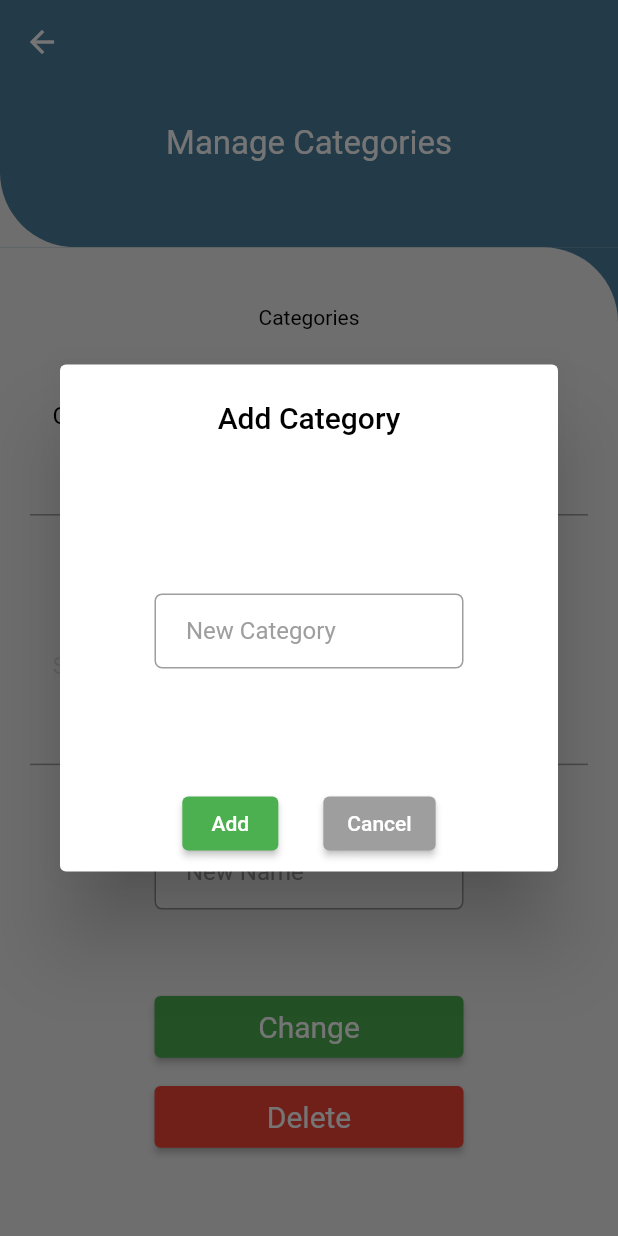
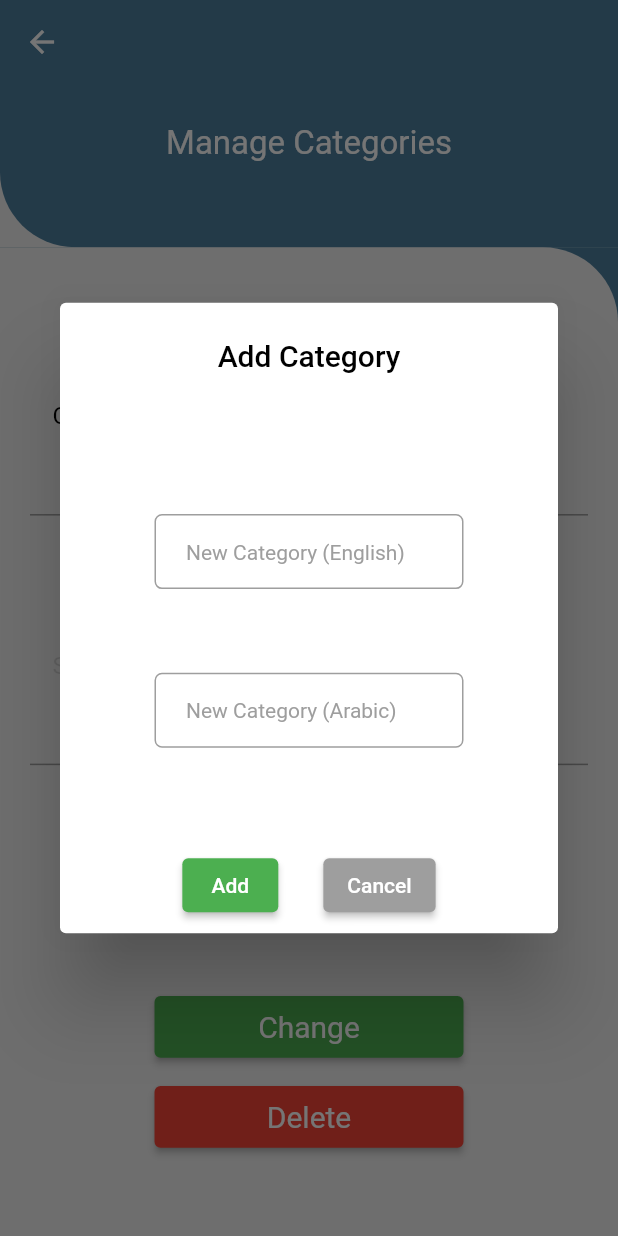
Before and after one commit to OdehMohamed/techno_store, a Flutter app: the manageCategory screen opened directly, after a tap on the "add circle" icon, on a phone screen of 412 x 824 dp. Run offline on Flutter 3.47's test engine with Material 2 defaults, Android fonts, the phone set to English and light mode, and no system bars; drawn by our look-alikes of auto_size_text; our stand-ins replace cloud_firestore, easy_localization, file_picker, firebase_auth, firebase_core, firebase_storage and 5 more; missing offline and left inert: pattern_lock; accounts and stored records are empty.

Commit message:
Add brands dropdown to new product Add arabic fields to category & sub-categories and needed translations

```diff
--- a/assets/translations/ar.json
+++ b/assets/translations/ar.json
@@ -75,5 +75,9 @@
   "Reset Password": "تغيير كلمة المرور",
   "We will send an Email to reset your password": "سوف يتم ارسال رابط لتغيير كلمة المرور الى بريدك الألكتروني",
   "Please Enter your Email": "يرجى ادخال بريدك الالكتروني",
-  "Send Email": "ارسال"
+  "Send Email": "ارسال",
+  "English Title": "العنوان بالعربي",
+  "Arabic Title": "العنوان بالانجليزي",
+  "arLang": " (عربي) ",
+  "enLang": " (انجليزي) "
 }
--- a/assets/translations/en.json
+++ b/assets/translations/en.json
@@ -75,5 +75,9 @@
   "Reset Password": "Reset Password",
   "We will send an Email to reset your password": "We will send an Email to reset your password",
   "Please Enter your Email":"Please Enter your Email",
-  "Send Email": "Send Email"
+  "Send Email": "Send Email",
+  "English Title": "English Title",
+  "Arabic Title": "Arabic Title",
+  "arLang": " (Arabic) ",
+  "enLang": " (English) "
 }
--- a/lib/core/manage_categories/view/manageCategory.dart
+++ b/lib/core/manage_categories/view/manageCategory.dart
@@ -27,8 +27,11 @@ var sub_categories = [
 String? sub_category_dropdown_value ;
 String? category_dropdown_value ;
 final edit_name_controller=TextEditingController();
-final new_category_name_controller=TextEditingController();
-final new_sub_category_controller=TextEditingController();
+final new_category_name_controller_en=TextEditingController();
+final new_category_name_controller_ar=TextEditingController();
+
+final new_sub_category_controller_en=TextEditingController();
+final new_sub_category_controller_ar=TextEditingController();
 
 class _manageCategoryState extends State<manageCategory> {
   @override
@@ -147,7 +150,7 @@ class _manageCategoryState extends State<manageCategory> {
                                       textAlign: TextAlign.center),),
                                   content: Container(
                                       width: width,
-                                      height: height * 0.2,
+                                      height: height * 0.3,
                                       child:
                                       Column(
                                         mainAxisAlignment: MainAxisAlignment
@@ -166,15 +169,39 @@ class _manageCategoryState extends State<manageCategory> {
                                                   .circular(5),
                                             ),
                                             child: TextField(
-                                              controller: new_category_name_controller,
+                                              controller: new_category_name_controller_en,
                                               style: TextStyle(
                                                   color: Colors.black),
                                               decoration: InputDecoration(
                                                 border: InputBorder.none,
-                                                hintText: 'New Category'.tr(),
+                                                hintText: 'New Category'.tr()+"enLang".tr(),
                                                 hintStyle:
                                                 TextStyle(color: Colors.grey,
-                                                    fontSize: 16),),
+                                                    fontSize: 14),),
+                                            ),
+                                          ),
+                                          Container(
+                                            width: width * 0.5,
+                                            margin: EdgeInsets.only(top: 20),
+                                            padding: EdgeInsets.only(
+                                                left: 20, right: 20),
+                                            decoration: BoxDecoration(
+                                              color: ColorUtilities.white,
+                                              border: Border.all(
+                                                  color: Colors.grey),
+                                              borderRadius: BorderRadius
+                                                  .circular(5),
+                                            ),
+                                            child: TextField(
+                                              controller: new_category_name_controller_ar,
+                                              style: TextStyle(
+                                                  color: Colors.black),
+                                              decoration: InputDecoration(
+                                                border: InputBorder.none,
+                                                hintText: 'New Category'.tr()+"arLang".tr(),
+                                                hintStyle:
+                                                TextStyle(color: Colors.grey,
+                                                    fontSize: 14),),
                                             ),
                                           ),
                                         ],
@@ -275,7 +302,7 @@ class _manageCategoryState extends State<manageCategory> {
                                   ),
                                   content: Container(
                                       width: width,
-                                      height: height*0.25,
+                                      height: height*0.3,
                                       child:
                                       Column(
                                         children: [
@@ -313,13 +340,32 @@ class _manageCategoryState extends State<manageCategory> {
                                               borderRadius: BorderRadius.circular(5),
                                             ),
                                             child :TextField(
-                                              controller: new_sub_category_controller,
+                                              controller: new_sub_category_controller_en,
                                               style: TextStyle(color: Colors.black),
                                               decoration: InputDecoration(
                                                 border: InputBorder.none,
-                                                hintText: 'New Sub-Category'.tr(),
+                                                hintText: 'New Sub-Category'.tr()+"enLang".tr(),
                                                 hintStyle:
-                                                TextStyle(color:Colors.grey, fontSize: 16),),
+                                                TextStyle(color:Colors.grey, fontSize: 12),),
+                                            ),
+                                          ),
+                                          Container(
+                                            width: width*0.5,
+                                            margin: EdgeInsets.only(top: 20),
+                                            padding: EdgeInsets.only(left: 20,right: 20),
+                                            decoration: BoxDecoration(
+                                              color: ColorUtilities.white,
+                                              border: Border.all(color: Colors.grey),
+                                              borderRadius: BorderRadius.circular(5),
+                                            ),
+                                            child :TextField(
+                                              controller: new_sub_category_controller_ar,
+                                              style: TextStyle(color: Colors.black),
+                                              decoration: InputDecoration(
+                                                border: InputBorder.none,
+                                                hintText: 'New Sub-Category'.tr()+"arLang".tr(),
+                                                hintStyle:
+                                                TextStyle(color:Colors.grey, fontSize: 12),),
                                             ),
                                           ),
                                         ],
```
Also changed, not shown: lib/core/new_product/view/new_product.dart (+58 -6 lines).
